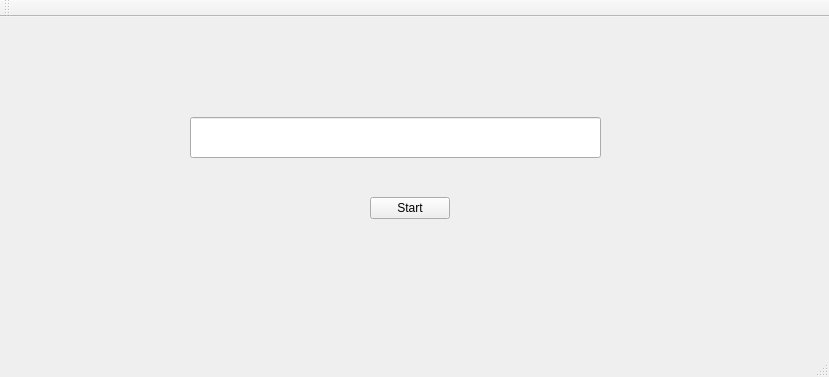
The window that client/mainwindow.ui (lieroz/VirusTotalClient) describes before a commit, drawn with Qt 5.
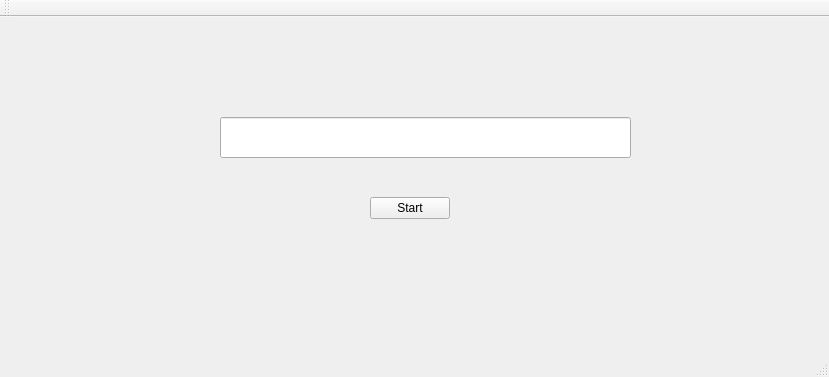
The same window after the commit.

```diff
--- a/client/mainwindow.ui
+++ b/client/mainwindow.ui
@@ -17,7 +17,7 @@
    <widget class="QLineEdit" name="lineEdit">
     <property name="geometry">
      <rect>
-      <x>190</x>
+      <x>220</x>
       <y>100</y>
       <width>411</width>
       <height>41</height>
```
